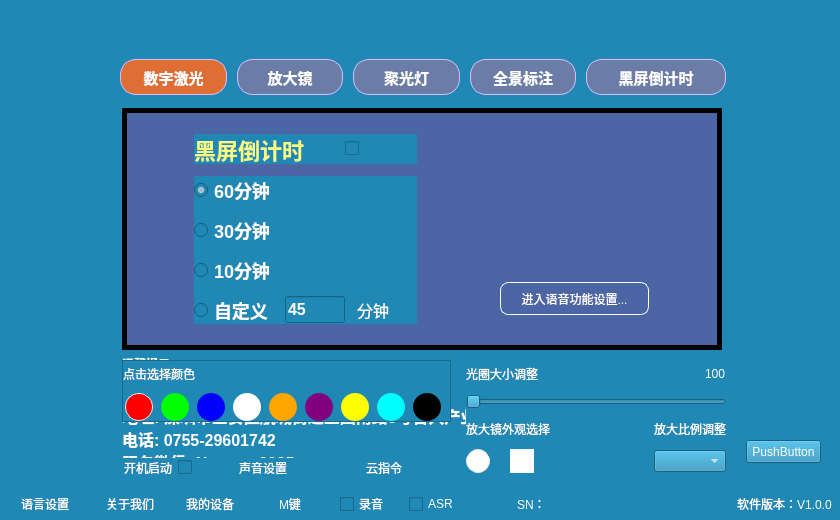
The window that EasyPointer/mainwindow.ui (wlffeng2008/EasyPointer) describes before a commit, drawn with Qt 5.
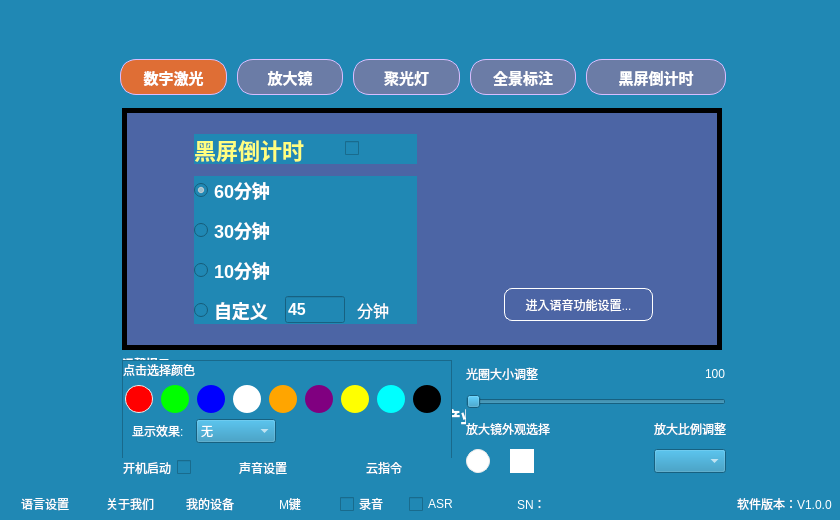
The same window after the commit. Icons and pictures are not drawn. Custom widgets are drawn as their Qt base class.

What changed in the file:
```diff
--- a/EasyPointer/mainwindow.ui
+++ b/EasyPointer/mainwindow.ui
@@ -38,8 +38,8 @@
      <rect>
       <x>122</x>
       <y>360</y>
-      <width>329</width>
-      <height>62</height>
+      <width>330</width>
+      <height>105</height>
      </rect>
     </property>
     <property name="frameShape">
@@ -48,7 +48,7 @@
     <property name="frameShadow">
      <enum>QFrame::Shadow::Raised</enum>
     </property>
-    <layout class="QVBoxLayout" name="verticalLayout_9" stretch="0,1">
+    <layout class="QVBoxLayout" name="verticalLayout_9" stretch="0,1,0,0">
      <property name="leftMargin">
       <number>0</number>
      </property>
@@ -515,6 +515,85 @@
        </item>
       </layout>
      </item>
+     <item>
+      <widget class="QFrame" name="horizontalFrame">
+       <layout class="QHBoxLayout" name="horizontalLayout_19">
+        <property name="spacing">
+         <number>12</number>
+        </property>
+        <property name="topMargin">
+         <number>0</number>
+        </property>
+        <property name="rightMargin">
+         <number>0</number>
+        </property>
+        <item>
+         <widget class="QLabel" name="label_13">
+          <property name="text">
+           <string>显示效果:</string>
+          </property>
+          <property name="indent">
+           <number>0</number>
+          </property>
+         </widget>
+        </item>
+        <item>
+         <widget class="QComboBox" name="comboBoxEffect">
+          <property name="minimumSize">
+           <size>
+            <width>80</width>
+            <height>24</height>
+           </size>
+          </property>
+          <property name="maxVisibleItems">
+           <number>20</number>
+          </property>
+          <item>
+           <property name="text">
+            <string>无</string>
+           </property>
+          </item>
+          <item>
+           <property name="text">
+            <string>呼吸</string>
+           </property>
+          </item>
+          <item>
+           <property name="text">
+            <string>频闪</string>
+           </property>
+          </item>
+         </widget>
+        </item>
+        <item>
+         <spacer name="horizontalSpacer_12">
+          <property name="orientation">
+           <enum>Qt::Orientation::Horizontal</enum>
+          </property>
+          <property name="sizeHint" stdset="0">
+           <size>
+            <width>40</width>
+            <height>20</height>
+           </size>
+          </property>
+         </spacer>
+        </item>
+       </layout>
+      </widget>
+     </item>
+     <item>
+      <spacer name="verticalSpacer">
+       <property name="orientation">
+        <enum>Qt::Orientation::Vertical</enum>
+       </property>
+       <property name="sizeHint" stdset="0">
+        <size>
+         <width>20</width>
+         <height>40</height>
+        </size>
+       </property>
+      </spacer>
+     </item>
     </layout>
    </widget>
    <widget class="QStackedWidget" name="stackedWidget1">
@@ -901,6 +980,12 @@
          </item>
          <item>
           <widget class="QComboBox" name="comboBoxEnlarge">
+           <property name="minimumSize">
+            <size>
+             <width>0</width>
+             <height>24</height>
+            </size>
+           </property>
            <property name="maxVisibleItems">
             <number>20</number>
            </property>
@@ -1225,8 +1310,8 @@
      <widget class="QPushButton" name="pushButtonTypeword">
       <property name="geometry">
        <rect>
-        <x>378</x>
-        <y>174</y>
+        <x>382</x>
+        <y>180</y>
         <width>149</width>
         <height>33</height>
        </rect>
@@ -2488,6 +2573,18 @@
      </item>
      <item>
       <widget class="ToggleButton" name="checkBoxStart">
+       <property name="minimumSize">
+        <size>
+         <width>52</width>
+         <height>0</height>
+        </size>
+       </property>
+       <property name="maximumSize">
+        <size>
+         <width>52</width>
+         <height>16777215</height>
+        </size>
+       </property>
        <property name="cursor">
         <cursorShape>PointingHandCursor</cursorShape>
        </property>
@@ -2553,18 +2650,262 @@
      </item>
     </layout>
    </widget>
-   <widget class="QPushButton" name="pushButtonSendKey">
+   <widget class="QFrame" name="frameShape">
     <property name="geometry">
      <rect>
-      <x>746</x>
-      <y>440</y>
-      <width>75</width>
-      <height>23</height>
+      <x>122</x>
+      <y>360</y>
+      <width>330</width>
+      <height>62</height>
      </rect>
     </property>
-    <property name="text">
-     <string>PushButton</string>
+    <property name="frameShape">
+     <enum>QFrame::Shape::StyledPanel</enum>
     </property>
+    <property name="frameShadow">
+     <enum>QFrame::Shadow::Raised</enum>
+    </property>
+    <layout class="QVBoxLayout" name="verticalLayout_11" stretch="0,1">
+     <property name="spacing">
+      <number>10</number>
+     </property>
+     <property name="leftMargin">
+      <number>0</number>
+     </property>
+     <property name="topMargin">
+      <number>0</number>
+     </property>
+     <property name="rightMargin">
+      <number>0</number>
+     </property>
+     <property name="bottomMargin">
+      <number>0</number>
+     </property>
+     <item>
+      <widget class="QLabel" name="label_4">
+       <property name="text">
+        <string>聚光灯外观选择</string>
+       </property>
+      </widget>
+     </item>
+     <item>
+      <layout class="QHBoxLayout" name="horizontalLayout_18">
+       <property name="spacing">
+        <number>10</number>
+       </property>
+       <item>
+        <widget class="QPushButton" name="pushButton_Shape0">
+         <property name="minimumSize">
+          <size>
+           <width>28</width>
+           <height>28</height>
+          </size>
+         </property>
+         <property name="maximumSize">
+          <size>
+           <width>28</width>
+           <height>28</height>
+          </size>
+         </property>
+         <property name="cursor">
+          <cursorShape>PointingHandCursor</cursorShape>
+         </property>
+         <property name="styleSheet">
+          <string notr="true">    QPushButton {
+            border: 2px solid white;
+            background-color: transparent;
+            width:28px;
+            height:28px;
+			border-radius:14px;
+        }
+
+    QPushButton:hover    {  border: 2px solid #EAEAEA;}
+    QPushButton:checked  { 
+ 	background-image:url(:/images/checkflag.png); 
+   	background-repeat: no-repeat; 
+    background-position: center center;
+ }</string>
+         </property>
+         <property name="text">
+          <string/>
+         </property>
+         <property name="checkable">
+          <bool>true</bool>
+         </property>
+         <property name="checked">
+          <bool>true</bool>
+         </property>
+         <property name="autoExclusive">
+          <bool>true</bool>
+         </property>
+         <attribute name="buttonGroup">
+          <string notr="true">buttonGroupSpot</string>
+         </attribute>
+        </widget>
+       </item>
+       <item>
+        <widget class="QPushButton" name="pushButton_Shape1">
+         <property name="minimumSize">
+          <size>
+           <width>28</width>
+           <height>28</height>
+          </size>
+         </property>
+         <property name="maximumSize">
+          <size>
+           <width>28</width>
+           <height>28</height>
+          </size>
+         </property>
+         <property name="cursor">
+          <cursorShape>PointingHandCursor</cursorShape>
+         </property>
+         <property name="styleSheet">
+          <string notr="true">QPushButton {
+            color: white;
+            border: 2px solid white;
+            background-color: transparent;
+            width:28px;
+            height:28px;
+			border-radius:0px;
+        }
+
+QPushButton:hover  { border: 2px solid #EAEAEA;}
+QPushButton:checked
+{
+ 	background-image:url(:/images/checkflag.png); 
+   	background-repeat: no-repeat; 
+    background-position: center center;
+ }</string>
+         </property>
+         <property name="text">
+          <string/>
+         </property>
+         <property name="checkable">
+          <bool>true</bool>
+         </property>
+         <property name="autoExclusive">
+          <bool>true</bool>
+         </property>
+         <attribute name="buttonGroup">
+          <string notr="true">buttonGroupSpot</string>
+         </attribute>
+        </widget>
+       </item>
+       <item>
+        <widget class="QPushButton" name="pushButton_Shape2">
+         <property name="minimumSize">
+          <size>
+           <width>28</width>
+           <height>28</height>
+          </size>
+         </property>
+         <property name="maximumSize">
+          <size>
+           <width>28</width>
+           <height>28</height>
+          </size>
+         </property>
+         <property name="cursor">
+          <cursorShape>PointingHandCursor</cursorShape>
+         </property>
+         <property name="styleSheet">
+          <string notr="true">    QPushButton {
+            color: white;
+            border: 2px solid white;
+            background-color: transparent;
+            margin: 4px 0px;
+            outline: none;
+			width:28px;
+			height:28px;
+			border-radius:0px;
+        }
+
+    QPushButton:hover    { border: 2px solid #EAEAEA;}
+    QPushButton:checked  {
+ 	background-image:url(:/images/checkflag.png); 
+   	background-repeat: no-repeat; 
+    background-position: center center;
+ }</string>
+         </property>
+         <property name="text">
+          <string/>
+         </property>
+         <property name="checkable">
+          <bool>true</bool>
+         </property>
+         <property name="autoExclusive">
+          <bool>true</bool>
+         </property>
+         <attribute name="buttonGroup">
+          <string notr="true">buttonGroupSpot</string>
+         </attribute>
+        </widget>
+       </item>
+       <item>
+        <widget class="QPushButton" name="pushButton_Shape3">
+         <property name="minimumSize">
+          <size>
+           <width>28</width>
+           <height>28</height>
+          </size>
+         </property>
+         <property name="maximumSize">
+          <size>
+           <width>28</width>
+           <height>28</height>
+          </size>
+         </property>
+         <property name="cursor">
+          <cursorShape>PointingHandCursor</cursorShape>
+         </property>
+         <property name="styleSheet">
+          <string notr="true">    QPushButton {
+            border: 2px solid white;
+            background-color: transparent;
+            margin: 0px 4px;
+			width:28px;
+			height:28px;
+			border-radius:0px;
+        }
+
+QPushButton:hover    {  border: 2px solid white;}
+QPushButton:checked  {
+ 	background-image:url(:/images/checkflag.png); 
+   	background-repeat: no-repeat; 
+    background-position: center center;
+ }</string>
+         </property>
+         <property name="text">
+          <string/>
+         </property>
+         <property name="checkable">
+          <bool>true</bool>
+         </property>
+         <property name="autoExclusive">
+          <bool>true</bool>
+         </property>
+         <attribute name="buttonGroup">
+          <string notr="true">buttonGroupSpot</string>
+         </attribute>
+        </widget>
+       </item>
+       <item>
+        <spacer name="horizontalSpacer_11">
+         <property name="orientation">
+          <enum>Qt::Orientation::Horizontal</enum>
+         </property>
+         <property name="sizeHint" stdset="0">
+          <size>
+           <width>40</width>
+           <height>20</height>
+          </size>
+         </property>
+        </spacer>
+       </item>
+      </layout>
+     </item>
+    </layout>
    </widget>
    <zorder>labelContact</zorder>
    <zorder>labelBattery</zorder>
```
Left out of the diff: 3 changed lines with no effect on the pictures.
